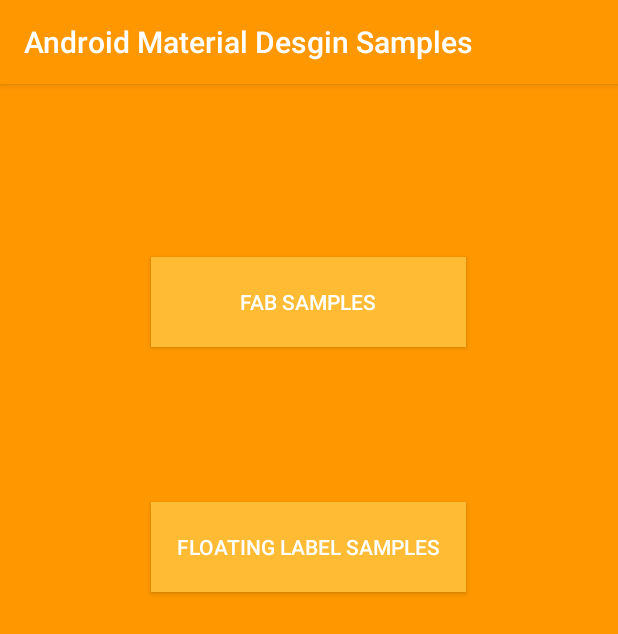
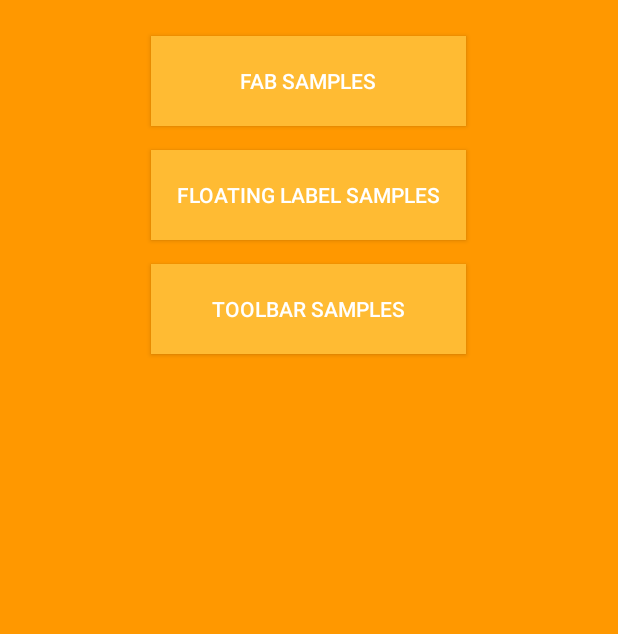
Before and after one commit to isoguzay/Android-Native-Material-Design-Demo, an Android app: the screen it shows after launch (MainActivity), on a phone screen of 412 x 824 dp. Shown: the top 634 px of the screen. Run offline under Robolectric (Android 15) with nearby library versions, the phone set to English and light mode, and no system bars.

Commit message:
ToolBar added.

```diff
--- a/app/src/main/AndroidManifest.xml
+++ b/app/src/main/AndroidManifest.xml
@@ -9,9 +9,10 @@
         android:roundIcon="@mipmap/ic_launcher_round"
         android:supportsRtl="true"
         android:theme="@style/AppTheme">
-        <activity android:name=".floatinglabels.FloatingLabelsActivity"></activity>
+        <activity android:name=".toolbarsample.ToolBarActivity"></activity>
+        <activity android:name=".floatinglabels.FloatingLabelsActivity" />
         <activity android:name=".fabsample.FabActivity" />
-        <activity android:name=".MainActivity">
+        <activity android:name=".mainactivity.MainActivity">
             <intent-filter>
                 <action android:name="android.intent.action.MAIN" />
 
--- a/app/src/main/java/com/isoguzay/androidnativematerialdesigndemo/floatinglabels/FloatingLabelsActivity.java
+++ b/app/src/main/java/com/isoguzay/androidnativematerialdesigndemo/floatinglabels/FloatingLabelsActivity.java
@@ -19,11 +19,11 @@ public class FloatingLabelsActivity extends AppCompatActivity {
         super.onCreate(savedInstanceState);
         setContentView(R.layout.activity_floating_labels);
 
-        initializeComponnets();
+        initializeComponents();
         buttonLoginClick();
     }
 
-    public void buttonLoginClick(){
+    public void buttonLoginClick() {
         buttonLogin.setOnClickListener(new View.OnClickListener() {
             @Override
             public void onClick(View v) {
@@ -32,7 +32,7 @@ public class FloatingLabelsActivity extends AppCompatActivity {
         });
     }
 
-    public void initializeComponnets() {
+    public void initializeComponents() {
         buttonLogin = findViewById(R.id.button_login);
         editTextPassword = findViewById(R.id.text_password);
         editTextUsername = findViewById(R.id.text_username);
--- a/app/src/main/java/com/isoguzay/androidnativematerialdesigndemo/MainActivity.java
+++ b/app/src/main/java/com/isoguzay/androidnativematerialdesigndemo/mainactivity/MainActivity.java
@@ -1,4 +1,4 @@
-package com.isoguzay.androidnativematerialdesigndemo;
+package com.isoguzay.androidnativematerialdesigndemo.mainactivity;
 
 import android.content.Intent;
 import android.support.v7.app.AppCompatActivity;
@@ -6,12 +6,14 @@ import android.os.Bundle;
 import android.view.View;
 import android.widget.Button;
 
+import com.isoguzay.androidnativematerialdesigndemo.R;
 import com.isoguzay.androidnativematerialdesigndemo.fabsample.FabActivity;
 import com.isoguzay.androidnativematerialdesigndemo.floatinglabels.FloatingLabelsActivity;
+import com.isoguzay.androidnativematerialdesigndemo.toolbarsample.ToolBarActivity;
 
 public class MainActivity extends AppCompatActivity {
 
-    private Button buttonFab, buttonFloating;
+    private Button buttonFab, buttonFloating, buttonToolBar;
 
     @Override
     protected void onCreate(Bundle savedInstanceState) {
@@ -21,7 +23,17 @@ public class MainActivity extends AppCompatActivity {
         initializeComponents();
         buttonFabClick();
         buttonFloatingClick();
+        buttonToolBarClick();
+    }
 
+    public void buttonToolBarClick(){
+        buttonToolBar.setOnClickListener(new View.OnClickListener() {
+            @Override
+            public void onClick(View v) {
+                Intent goToolBar = new Intent(getApplicationContext(), ToolBarActivity.class);
+                startActivity(goToolBar);
+            }
+        });
     }
 
     public void buttonFloatingClick() {
@@ -47,5 +59,7 @@ public class MainActivity extends AppCompatActivity {
     public void initializeComponents() {
         buttonFab = findViewById(R.id.button_fabSample);
         buttonFloating = findViewById(R.id.button_floatingSample);
+        buttonToolBar = findViewById(R.id.button_toolBar);
+
     }
 }
--- /dev/null
+++ b/app/src/main/res/drawable/ic_add_black_24dp.xml
@@ -0,0 +1,5 @@
+<vector android:height="24dp" android:tint="#FFFFFF"
+    android:viewportHeight="24.0" android:viewportWidth="24.0"
+    android:width="24dp" xmlns:android="http://schemas.android.com/apk/res/android">
+    <path android:fillColor="#FF000000" android:pathData="M19,13h-6v6h-2v-6H5v-2h6V5h2v6h6v2z"/>
+</vector>
--- /dev/null
+++ b/app/src/main/res/drawable/ic_flag_black_24dp.xml
@@ -0,0 +1,5 @@
+<vector android:height="24dp" android:tint="#FFFFFF"
+    android:viewportHeight="24.0" android:viewportWidth="24.0"
+    android:width="24dp" xmlns:android="http://schemas.android.com/apk/res/android">
+    <path android:fillColor="#FF000000" android:pathData="M14.4,6L14,4H5v17h2v-7h5.6l0.4,2h7V6z"/>
+</vector>
--- /dev/null
+++ b/app/src/main/res/drawable/ic_search_black_24dp.xml
@@ -0,0 +1,5 @@
+<vector android:height="24dp" android:tint="#FFFFFF"
+    android:viewportHeight="24.0" android:viewportWidth="24.0"
+    android:width="24dp" xmlns:android="http://schemas.android.com/apk/res/android">
+    <path android:fillColor="#FF000000" android:pathData="M15.5,14h-0.79l-0.28,-0.27C15.41,12.59 16,11.11 16,9.5 16,5.91 13.09,3 9.5,3S3,5.91 3,9.5 5.91,16 9.5,16c1.61,0 3.09,-0.59 4.23,-1.57l0.27,0.28v0.79l5,4.99L20.49,19l-4.99,-5zM9.5,14C7.01,14 5,11.99 5,9.5S7.01,5 9.5,5 14,7.01 14,9.5 11.99,14 9.5,14z"/>
+</vector>
--- a/app/src/main/res/layout/activity_main.xml
+++ b/app/src/main/res/layout/activity_main.xml
@@ -5,7 +5,7 @@
     android:layout_width="match_parent"
     android:layout_height="match_parent"
     android:background="#FF9800"
-    tools:context=".MainActivity">
+    tools:context=".mainactivity.MainActivity">
 
     <Button
         android:id="@+id/button_fabSample"
@@ -13,7 +13,7 @@
         android:layout_height="60dp"
         android:layout_marginStart="8dp"
         android:layout_marginLeft="8dp"
-    android:layout_marginTop="72dp"
+        android:layout_marginTop="24dp"
         android:layout_marginEnd="8dp"
         android:layout_marginRight="8dp"
         android:layout_marginBottom="8dp"
@@ -26,7 +26,7 @@
         app:layout_constraintHorizontal_bias="0.497"
         app:layout_constraintStart_toStartOf="parent"
         app:layout_constraintTop_toTopOf="parent"
-    app:layout_constraintVertical_bias="0.069" />
+        app:layout_constraintVertical_bias="0.0" />
 
     <Button
         android:id="@+id/button_floatingSample"
@@ -34,7 +34,7 @@
         android:layout_height="60dp"
         android:layout_marginStart="8dp"
         android:layout_marginLeft="8dp"
-        android:layout_marginTop="8dp"
+        android:layout_marginTop="16dp"
         android:layout_marginEnd="8dp"
         android:layout_marginRight="8dp"
         android:layout_marginBottom="8dp"
@@ -47,5 +47,19 @@
         app:layout_constraintHorizontal_bias="0.497"
         app:layout_constraintStart_toStartOf="parent"
         app:layout_constraintTop_toBottomOf="@+id/button_fabSample"
-        app:layout_constraintVertical_bias="0.184" />
+        app:layout_constraintVertical_bias="0.0" />
+
+    <Button
+        android:id="@+id/button_toolBar"
+        android:layout_width="210dp"
+        android:layout_height="60dp"
+        android:layout_marginTop="16dp"
+        android:background="@android:color/holo_orange_light"
+        android:text="@string/buttonToolBarSample"
+        android:textColor="@android:color/background_light"
+        android:textSize="14sp"
+        app:layout_constraintEnd_toEndOf="@+id/button_floatingSample"
+        app:layout_constraintHorizontal_bias="0.0"
+        app:layout_constraintStart_toStartOf="@+id/button_floatingSample"
+        app:layout_constraintTop_toBottomOf="@+id/button_floatingSample" />
 </android.support.constraint.ConstraintLayout>
--- a/app/src/main/res/values/strings.xml
+++ b/app/src/main/res/values/strings.xml
@@ -4,4 +4,6 @@
 
     <string name="buttonFabSample"> Fab Samples </string>
     <string name="buttonFloatingSample"> Floating Label Samples </string>
+    <string name="buttonToolBarSample"> ToolBar Samples </string>
+
 </resources>
--- a/app/src/main/res/values/styles.xml
+++ b/app/src/main/res/values/styles.xml
@@ -6,7 +6,8 @@
         <item name="colorPrimary">@color/colorPrimary</item>
         <item name="colorPrimaryDark">@color/colorPrimaryDark</item>
         <item name="colorAccent">@color/colorAccent</item>
-
+        <item name="windowActionBar">false</item>
+        <item name="windowNoTitle">true</item>
 
     </style>
 
```
Also changed, not shown: app/src/main/java/com/isoguzay/androidnativematerialdesigndemo/toolbarsample/ToolBarActivity.java (added, +72 -0 lines), app/src/main/res/layout/activity_tool_bar.xml (added, +19 -0 lines), app/src/main/res/menu/toolbar_menu.xml (added, +19 -0 lines). Lines whose indentation alone changed are shown as unchanged.
